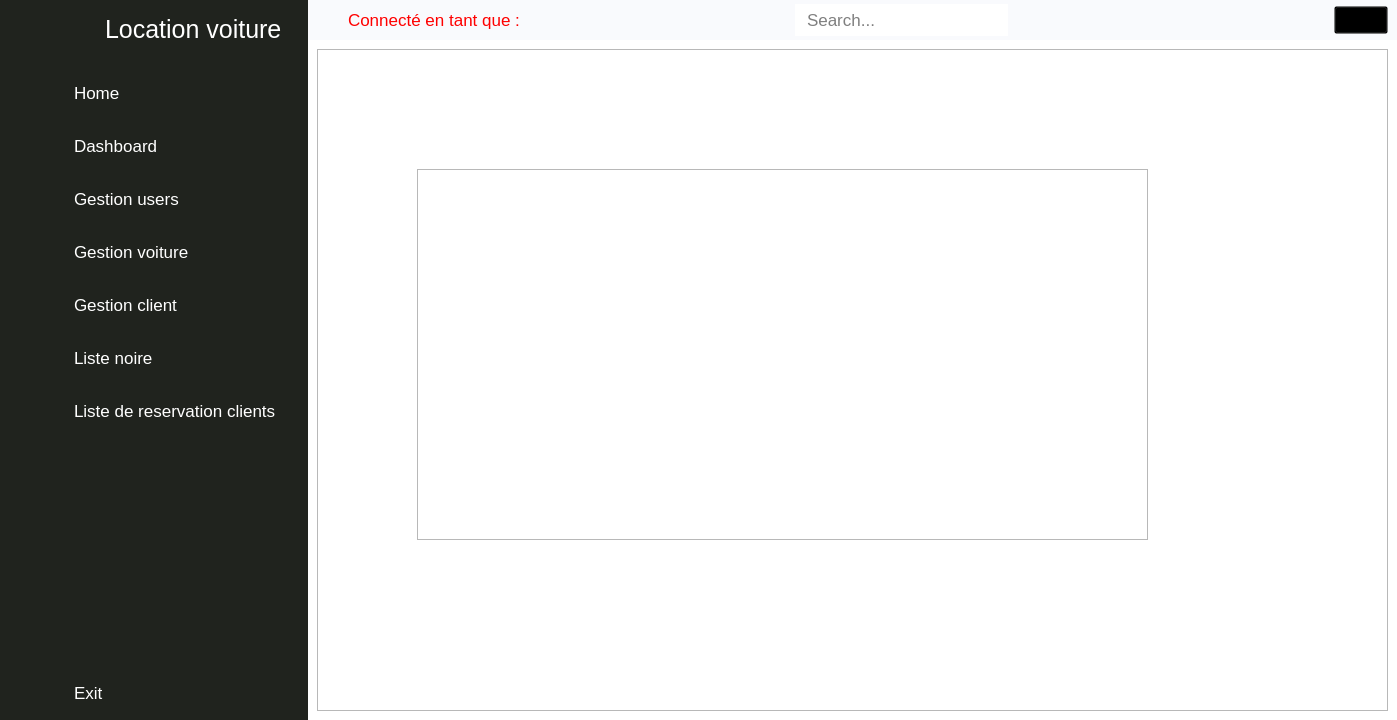
Qt form main_ui.ui (walidhabbach/Car-Rental-Desktop-app) before a commit.
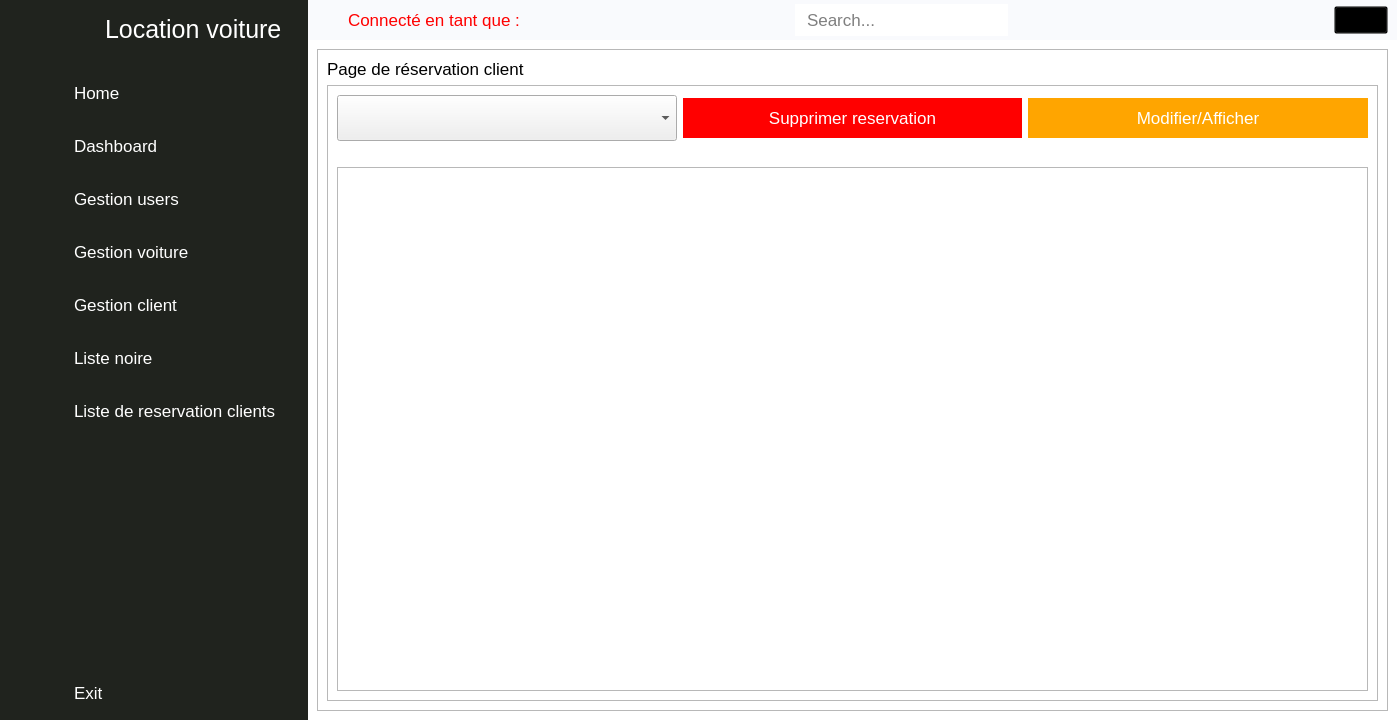
The same form after that commit. The open tabs and pages were chosen to show the change. Icons and pictures are not drawn.

The edit to the form file:
```diff
--- a/main_ui.ui
+++ b/main_ui.ui
@@ -1251,16 +1251,83 @@
              <property name="frameShadow">
               <enum>QFrame::Raised</enum>
              </property>
-             <widget class="QTableWidget" name="reservation_data">
-              <property name="geometry">
-               <rect>
-                <x>100</x>
-                <y>120</y>
-                <width>731</width>
-                <height>371</height>
-               </rect>
-              </property>
-             </widget>
+             <layout class="QGridLayout" name="gridLayout_15">
+              <item row="1" column="0">
+               <widget class="QFrame" name="frame_8">
+                <property name="frameShape">
+                 <enum>QFrame::StyledPanel</enum>
+                </property>
+                <property name="frameShadow">
+                 <enum>QFrame::Raised</enum>
+                </property>
+                <layout class="QGridLayout" name="gridLayout_16">
+                 <item row="0" column="0">
+                  <layout class="QVBoxLayout" name="verticalLayout_7">
+                   <item>
+                    <layout class="QHBoxLayout" name="horizontalLayout_7">
+                     <item>
+                      <widget class="QComboBox" name="comboClients_4">
+                       <property name="styleSheet">
+                        <string notr="true">height: 40px;</string>
+                       </property>
+                      </widget>
+                     </item>
+                     <item>
+                      <widget class="QPushButton" name="supprimer_btn_4">
+                       <property name="styleSheet">
+                        <string notr="true">background-color: red;
+color: white;
+border: 0;height: 40px;</string>
+                       </property>
+                       <property name="text">
+                        <string>Supprimer reservation</string>
+                       </property>
+                      </widget>
+                     </item>
+                     <item>
+                      <widget class="QPushButton" name="modifier_btn2_2">
+                       <property name="styleSheet">
+                        <string notr="true">background-color: orange;
+color: white;
+border: 0;
+height: 40px;</string>
+                       </property>
+                       <property name="text">
+                        <string>Modifier/Afficher</string>
+                       </property>
+                      </widget>
+                     </item>
+                    </layout>
+                   </item>
+                   <item>
+                    <spacer name="horizontalSpacer_3">
+                     <property name="orientation">
+                      <enum>Qt::Horizontal</enum>
+                     </property>
+                     <property name="sizeHint" stdset="0">
+                      <size>
+                       <width>40</width>
+                       <height>20</height>
+                      </size>
+                     </property>
+                    </spacer>
+                   </item>
+                   <item>
+                    <widget class="QTableWidget" name="reservation_data"/>
+                   </item>
+                  </layout>
+                 </item>
+                </layout>
+               </widget>
+              </item>
+              <item row="0" column="0">
+               <widget class="QLabel" name="label_3">
+                <property name="text">
+                 <string>Page de réservation client</string>
+                </property>
+               </widget>
+              </item>
+             </layout>
             </widget>
            </item>
           </layout>
```
Left out of the diff: 2 changed lines with no effect on the pictures.
